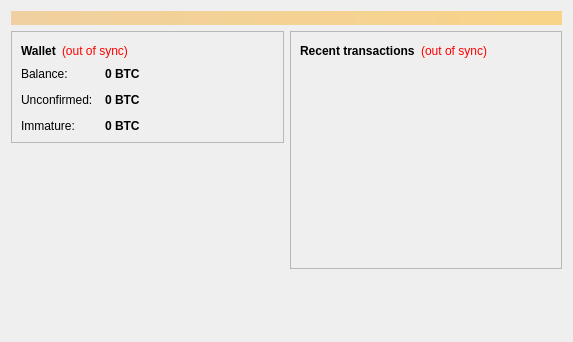
The window that src/qt/forms/overviewpage.ui (quark-project/quark) describes before a commit, drawn with Qt 5.
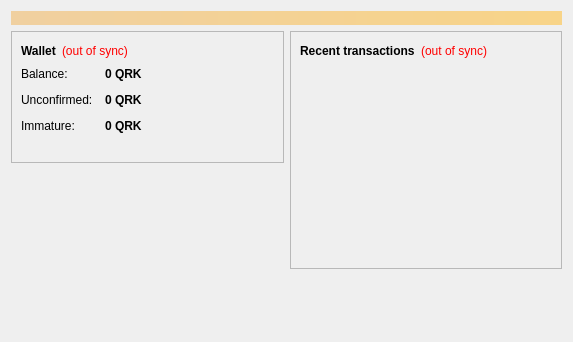
The same window after the commit. Icons and pictures are not drawn.

```diff
--- a/src/qt/forms/overviewpage.ui
+++ b/src/qt/forms/overviewpage.ui
@@ -122,7 +122,7 @@
                <string>Your current balance</string>
               </property>
               <property name="text">
-               <string notr="true">0 BTC</string>
+               <string notr="true">0 QRK</string>
               </property>
               <property name="textInteractionFlags">
                <set>Qt::LinksAccessibleByMouse|Qt::TextSelectableByKeyboard|Qt::TextSelectableByMouse</set>
@@ -151,7 +151,7 @@
                <string>Total of transactions that have yet to be confirmed, and do not yet count toward the current balance</string>
               </property>
               <property name="text">
-               <string notr="true">0 BTC</string>
+               <string notr="true">0 QRK</string>
               </property>
               <property name="textInteractionFlags">
                <set>Qt::LinksAccessibleByMouse|Qt::TextSelectableByKeyboard|Qt::TextSelectableByMouse</set>
@@ -177,7 +177,7 @@
                <string>Mined balance that has not yet matured</string>
               </property>
               <property name="text">
-               <string notr="true">0 BTC</string>
+               <string notr="true">0 QRK</string>
               </property>
               <property name="textInteractionFlags">
                <set>Qt::LinksAccessibleByMouse|Qt::TextSelectableByKeyboard|Qt::TextSelectableByMouse</set>
@@ -186,6 +186,25 @@
             </item>
            </layout>
           </item>
+          <item>
+           <widget class="QLabel" name="label_wallet_bgcoin">
+            <property name="text">
+             <string/>
+            </property>
+            <property name="pixmap">
+             <pixmap resource="../bitcoin.qrc">:/images/wallet_bgcoin</pixmap>
+            </property>
+            <property name="scaledContents">
+             <bool>false</bool>
+            </property>
+            <property name="alignment">
+             <set>Qt::AlignCenter</set>
+            </property>
+            <property name="margin">
+             <number>-2</number>
+            </property>
+           </widget>
+          </item>
          </layout>
         </widget>
        </item>
```
Left out of the diff: 4 changed lines with no effect on the pictures.
